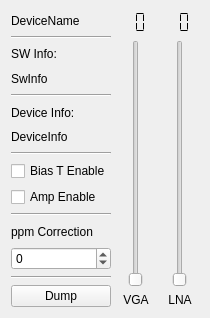
Before: the Qt Designer form src/devices/forms/hackrf-widget.ui in tomneda/DABstar, drawn with Qt 5.
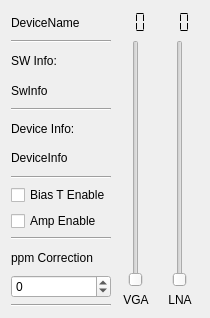
After: the same form once the commit is applied.

Commit message:
Remove all dump buttons from device handlers
Only the button in the config menu is left for raw dump.
A new check box selects between .uff and .sdr format.
During dumping a timer is shown on the button.

What changed in the file:
```diff
--- a/src/devices/forms/hackrf-widget.ui
+++ b/src/devices/forms/hackrf-widget.ui
@@ -120,16 +120,6 @@
        </property>
       </widget>
      </item>
-     <item>
-      <widget class="QPushButton" name="dumpButton">
-       <property name="toolTip">
-        <string>&lt;html&gt;&lt;head/&gt;&lt;body&gt;&lt;p&gt;Dumps the raw input from the HackRF into a self describing file (with header in xml format containing recorded time, container format, frequency, device name, Qt-DAB version)&lt;/p&gt;&lt;p&gt;Opens a 'Save as ...' dialog. Press again to stop recording.&lt;/p&gt;&lt;p&gt;Very experimental! The resulting file can be read-in by using the xml file handler (if configured)&lt;/p&gt;&lt;p&gt;Warning: Produces large files!&lt;/p&gt;&lt;/body&gt;&lt;/html&gt;</string>
-       </property>
-       <property name="text">
-        <string>Dump</string>
-       </property>
-      </widget>
-     </item>
     </layout>
    </item>
    <item>
```
The commit also changes 45 other files.
